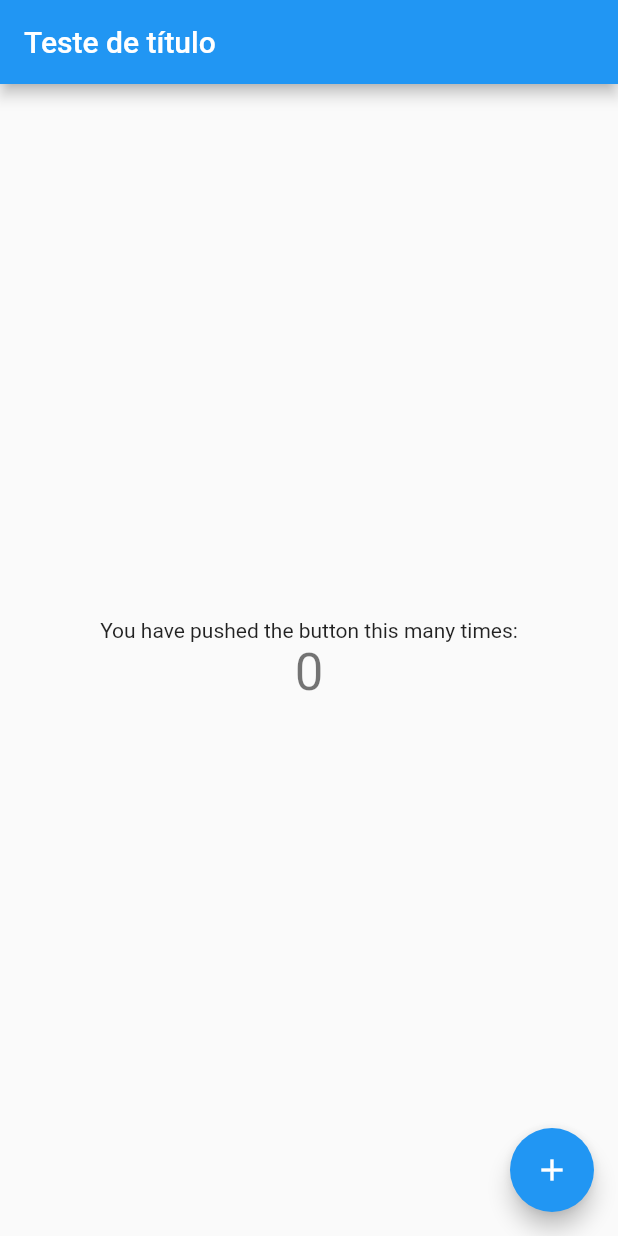
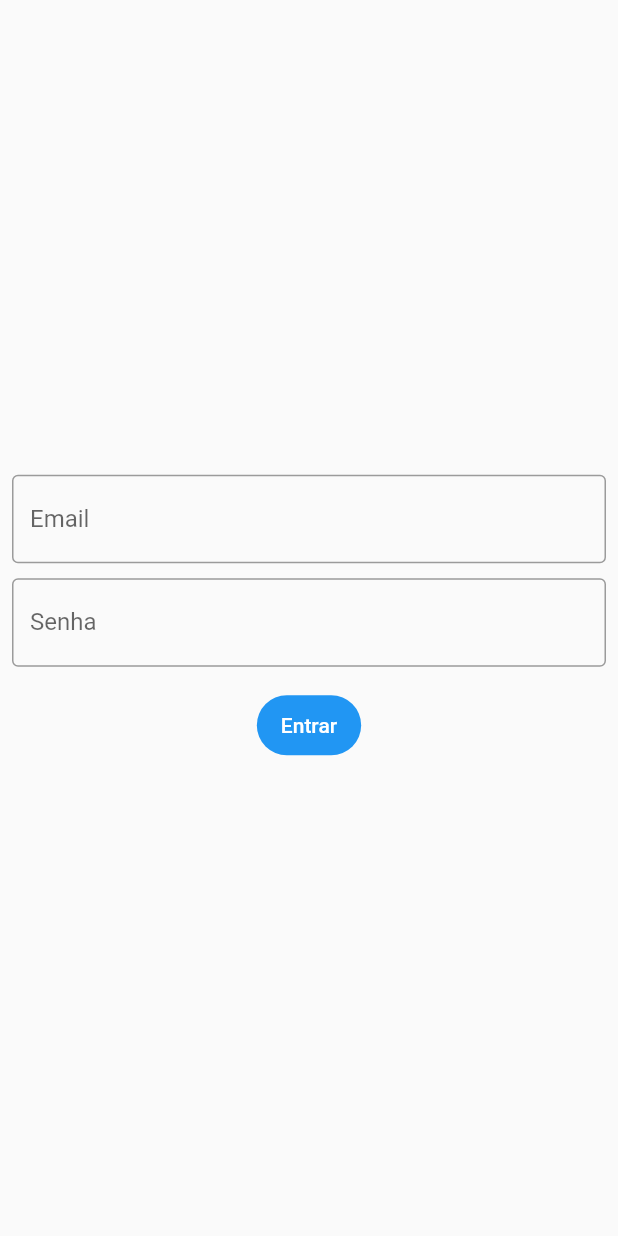
Before and after one commit to ssauloferreira/hudson, a Flutter app: the screen it shows after launch, on a phone screen of 412 x 824 dp. Run offline on Flutter 3.47's test engine with Material 2 defaults, Android fonts, the phone set to English and light mode, and no system bars.

Commit message:
Create main pages

```diff
--- /dev/null
+++ b/app/lib/login_page.dart
@@ -0,0 +1,60 @@
+import 'package:app/home_page.dart';
+import 'package:flutter/material.dart';
+import 'package:flutter/src/widgets/framework.dart';
+import 'package:flutter/src/widgets/placeholder.dart';
+
+class LoginPage extends StatefulWidget {
+  const LoginPage({super.key});
+
+  @override
+  State<LoginPage> createState() => _LoginPageState();
+}
+
+class _LoginPageState extends State<LoginPage> {
+  String email = "";
+  String password = "";
+
+  @override
+  Widget build(BuildContext context) {
+    return Scaffold(
+      body: SingleChildScrollView(
+        child: SizedBox(
+          width: MediaQuery.of(context).size.width,
+          height: MediaQuery.of(context).size.height,
+          child: Padding(
+            padding: const EdgeInsets.all(8.0),
+            child: Column(
+              mainAxisAlignment: MainAxisAlignment.center,
+              children: [
+                TextField(
+                  onChanged: (text) {
+                    email = text;
+                  },
+                  decoration: InputDecoration(
+                      border: OutlineInputBorder(), labelText: 'Email'),
+                ),
+                SizedBox(height: 10),
+                TextField(
+                  onChanged: (text) {
+                    password = text;
+                  },
+                  obscureText: true,
+                  decoration: InputDecoration(
+                      border: OutlineInputBorder(), labelText: 'Senha'),
+                ),
+                SizedBox(height: 15),
+                FilledButton(
+                    onPressed: () {
+                      print(email);
+                      print(password);
+                      Navigator.of(context).pushReplacementNamed('/home');
+                    },
+                    child: Text('Entrar')),
+              ],
+            ),
+          ),
+        ),
+      ),
+    );
+  }
+}
--- a/app/lib/main.dart
+++ b/app/lib/main.dart
@@ -1,3 +1,6 @@
+import 'package:app/account_page.dart';
+import 'package:app/home_page.dart';
+import 'package:app/login_page.dart';
 import 'package:flutter/material.dart';
 
 void main() {
@@ -24,7 +27,13 @@ class MyApp extends StatelessWidget {
         // is not restarted.
         primarySwatch: Colors.blue,
       ),
-      home: const MyHomePage(title: 'Teste de título'),
+      // home: LoginPage(),
+      initialRoute: '/',
+      routes: {
+        '/': (context) => LoginPage(),
+        '/home': (context) => HomePage(),
+        '/account': (context) => AccountPage()
+      },
     );
   }
 }
```
Also changed, not shown: app/lib/account_page.dart (added, +26 -0 lines), app/lib/home_page.dart (added, +42 -0 lines), app/lib/sidebar_widget.dart (added, +54 -0 lines), app/lib/card_page.dart (added).
